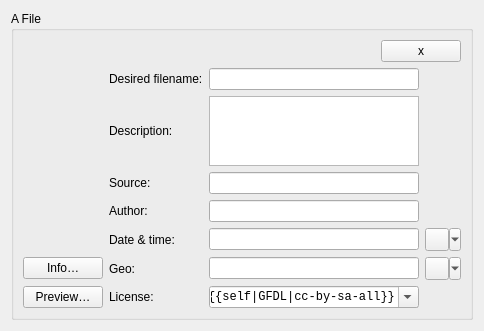
Athantor/imup, file commonsimgwidget.ui: the form before one commit.
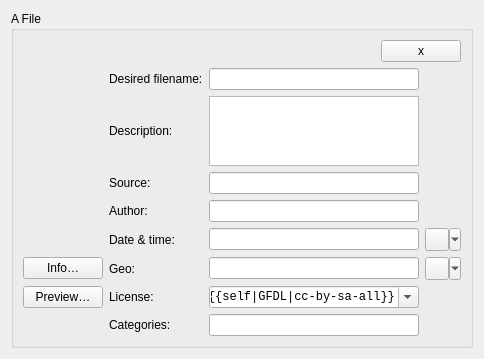
The form after the commit.

Commit message: categories img preview

Patch:
```diff
--- a/commonsimgwidget.ui
+++ b/commonsimgwidget.ui
@@ -6,8 +6,8 @@
    <rect>
     <x>0</x>
     <y>0</y>
-    <width>376</width>
-    <height>309</height>
+    <width>452</width>
+    <height>337</height>
    </rect>
   </property>
   <property name="windowTitle">
@@ -280,6 +280,16 @@
           </property>
          </widget>
         </item>
+        <item row="8" column="2">
+         <widget class="QLineEdit" name="CatsEdit"/>
+        </item>
+        <item row="8" column="1">
+         <widget class="QLabel" name="label">
+          <property name="text">
+           <string>Categories:</string>
+          </property>
+         </widget>
+        </item>
        </layout>
       </item>
      </layout>
```
Left out of the diff: 128 changed lines with no effect on the pictures. The commit also changes 10 other files.
